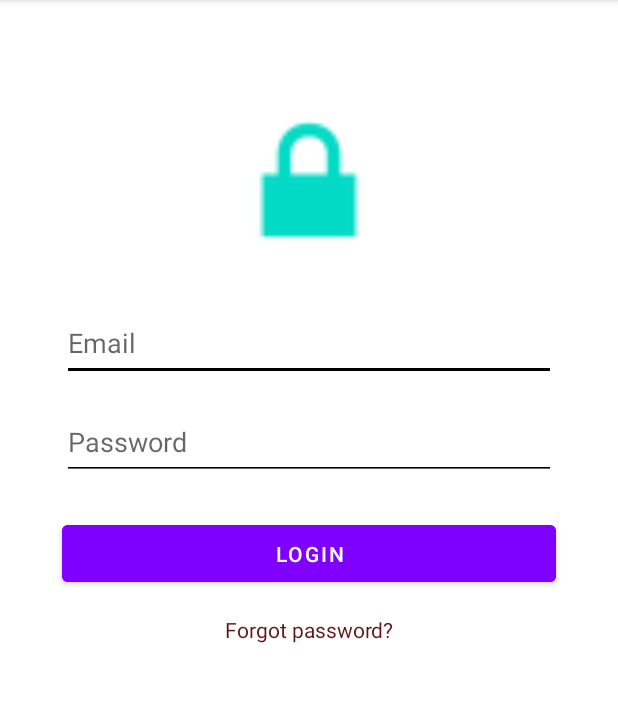
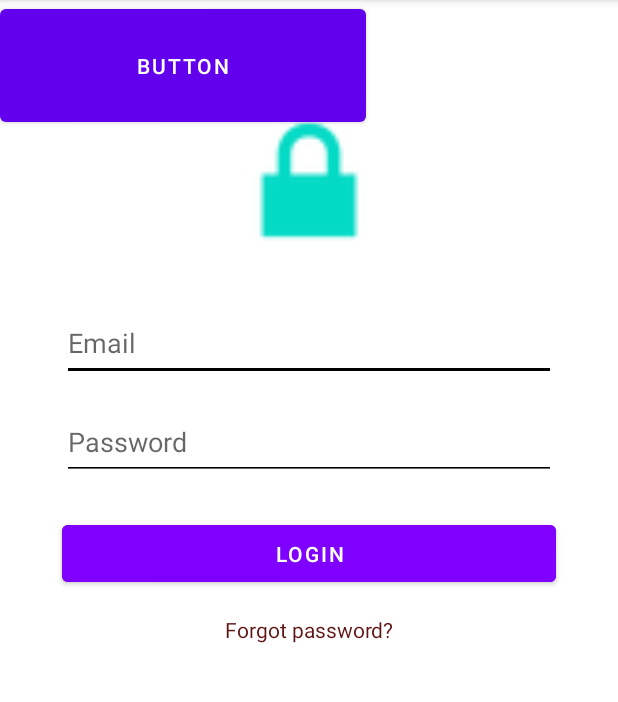
Before and after one commit to vanbaliem/Mobile-01, an Android app: the screen it shows after launch (MainActivity), on a phone screen of 412 x 824 dp, the part 84-786 px from its top. Run offline under Robolectric (Android 15) with nearby library versions, the phone set to English and light mode, and no system bars.

Commit message:
Initial commit

```diff
--- a/app/src/main/res/layout/activity_main.xml
+++ b/app/src/main/res/layout/activity_main.xml
@@ -77,4 +77,13 @@
         app:layout_constraintStart_toStartOf="parent"
         app:layout_constraintEnd_toEndOf="parent" />
 
+    <Button
+        android:id="@+id/button"
+        android:layout_width="244dp"
+        android:layout_height="87dp"
+        android:text="Button"
+        tools:layout_editor_absoluteX="91dp"
+        tools:layout_editor_absoluteY="506dp"
+        tools:ignore="MissingConstraints" />
+
 </androidx.constraintlayout.widget.ConstraintLayout>
```
